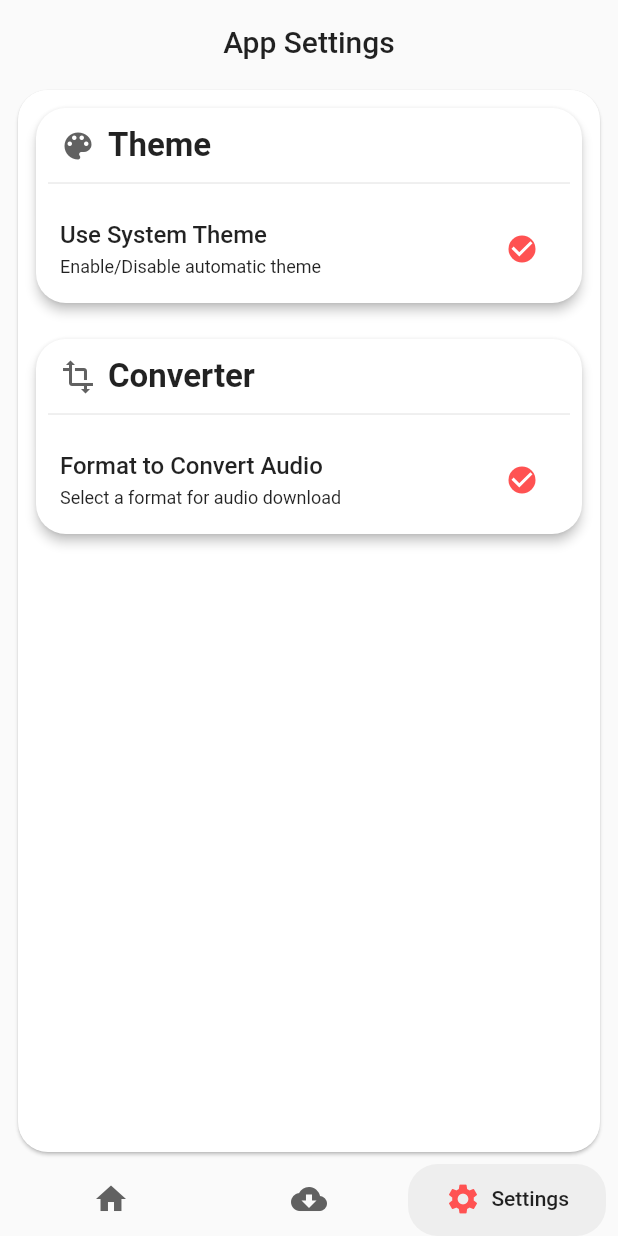
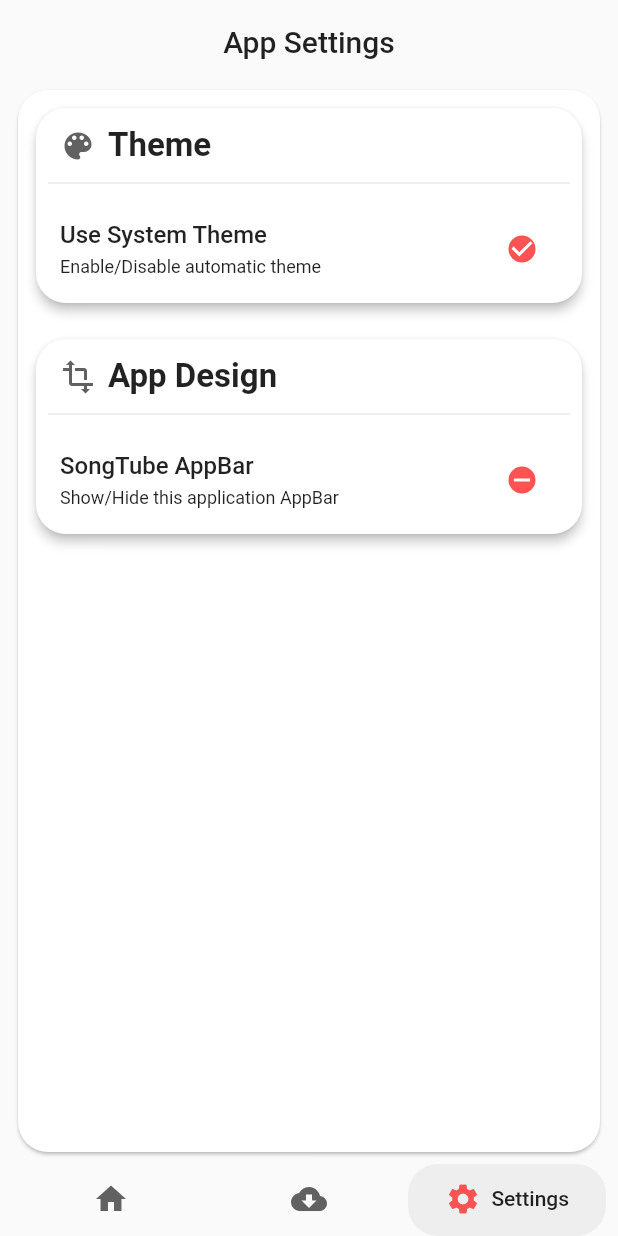
Before and after one commit to SongTube/SongTube-App, a Flutter app: the screen it shows after launch, item 3 of the bottom bar chosen, on a phone screen of 412 x 824 dp. Run offline on Flutter 3.47's test engine with Material 2 defaults, Android fonts, the light colour scheme and no system bars; our stand-ins replace circular_check_box, device_info, permission_handler, shared_preferences, youtube_player_flutter; missing offline and left inert: ext_storage, flutter_ffmpeg, youtube_explode_dart; statements that could not run were skipped.

Commit message:
SettingsTab: Add App Design settings section

```diff
--- a/lib/tabs/settingstab.dart
+++ b/lib/tabs/settingstab.dart
@@ -127,7 +127,7 @@ class _SettingsTabState extends State<SettingsTab> {
             // ---------------
 
             // ------------------
-            // Converter Settings
+            // App UI Settings
             // ------------------
             Padding(
               padding: const EdgeInsets.all(8.0),
@@ -157,7 +157,7 @@ class _SettingsTabState extends State<SettingsTab> {
                             bottom: 4
                           ),
                           child: Text(
-                            "Converter",
+                            "App Design",
                             style: TextStyle(
                               fontSize: 22,
                               fontWeight: FontWeight.w600
@@ -169,18 +169,18 @@ class _SettingsTabState extends State<SettingsTab> {
                     Divider(indent: 8, endIndent: 8),
                     ListTile(
                       title: Text(
-                        "Format to Convert Audio",
+                        "SongTube AppBar",
                         style: TextStyle(
                           color: Theme.of(context).textTheme.body1.color,
                           fontWeight: FontWeight.w500
                         ),
                       ),
-                      subtitle: Text("Select a format for audio download", style: TextStyle(fontSize: 12),),
+                      subtitle: Text("Show/Hide this application AppBar", style: TextStyle(fontSize: 12),),
                       trailing: CircularCheckBox(
                         activeColor: Colors.redAccent,
-                        value: appData.systemThemeEnabled,
+                        value: appData.appBarEnabled,
                         onChanged: (bool newValue) {
-                          appData.systemThemeEnabled = newValue;
+                          appData.appBarEnabled = newValue;
                         },
                       ),
                     ),
```
